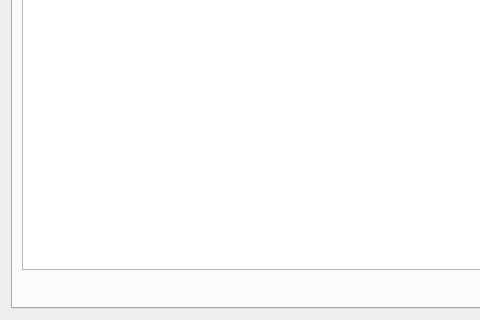
Before: the Qt Designer form botfather/gui/botwidget.ui in botfatherio/botfather, drawn with Qt 5; both pictures show x 0 to 480 and y 245 to 565 of the 838 by 565 pixel window.
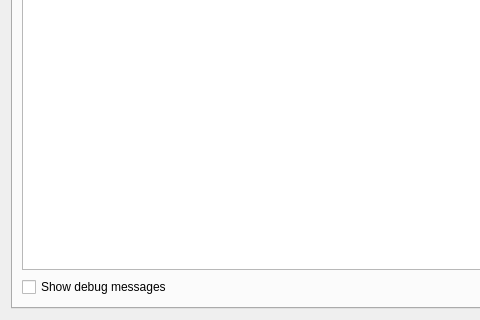
After: the same form once the commit is applied.

Commit message: Add a per bot debug mode setting

What changed in the file:
```diff
--- a/botfather/gui/botwidget.ui
+++ b/botfather/gui/botwidget.ui
@@ -44,6 +44,13 @@
        </item>
        <item>
         <layout class="QHBoxLayout" name="horizontalLayout">
+         <item>
+          <widget class="QCheckBox" name="debug_mode">
+           <property name="text">
+            <string>Show debug messages</string>
+           </property>
+          </widget>
+         </item>
          <item>
           <spacer name="horizontalSpacer">
            <property name="orientation">
```
The commit also changes 3 other files.
